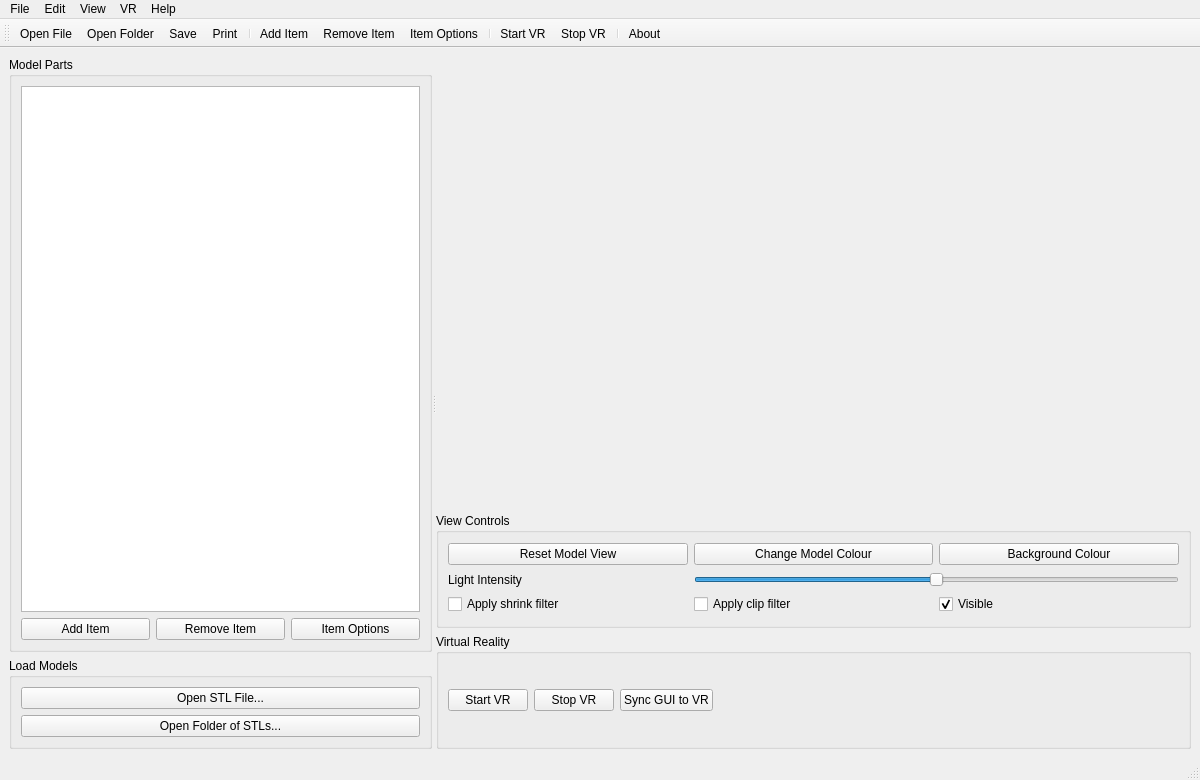
Qt form week3/mainwindow.ui (tonadey/Group13_Project) before a commit.
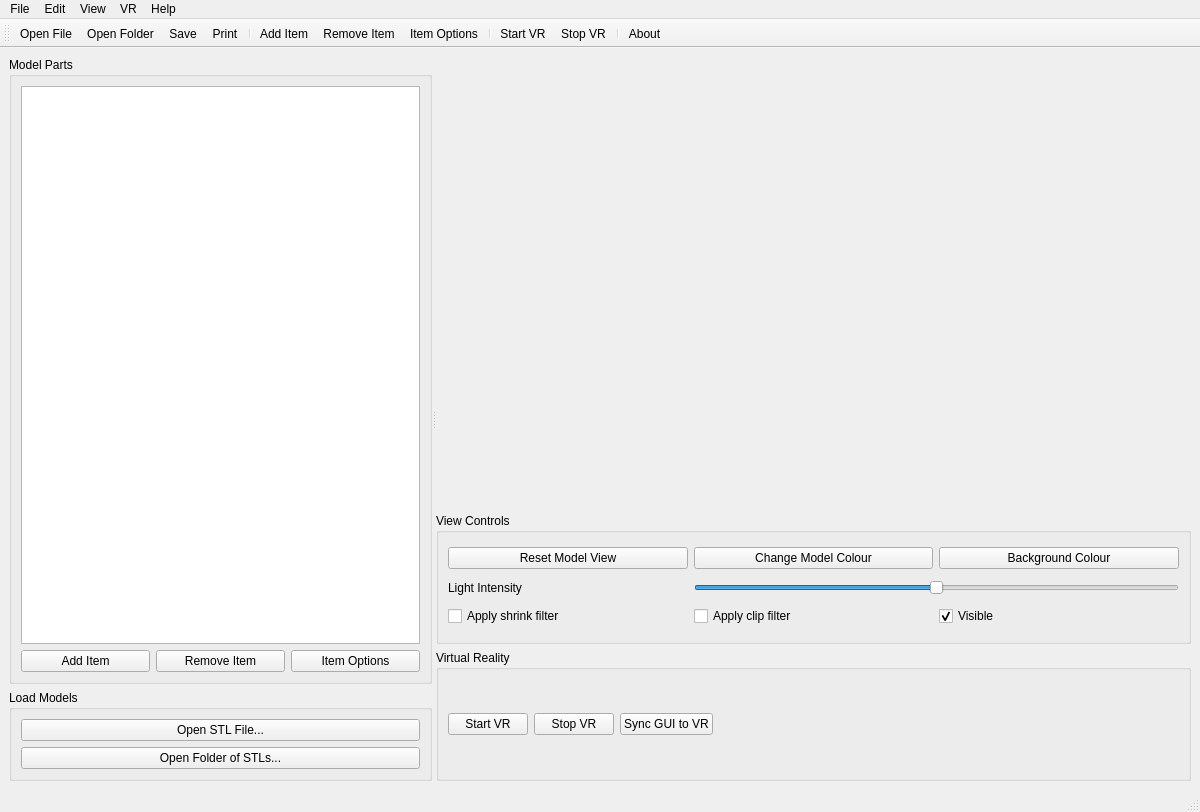
The same form after that commit. Icons and pictures are not drawn. Custom widgets are drawn as their Qt base class.

```diff
--- a/week3/mainwindow.ui
+++ b/week3/mainwindow.ui
@@ -7,7 +7,7 @@
     <x>0</x>
     <y>0</y>
     <width>1200</width>
-    <height>780</height>
+    <height>812</height>
    </rect>
   </property>
   <property name="windowTitle">
```
Left out of the diff: 14 changed lines with no effect on the pictures.
